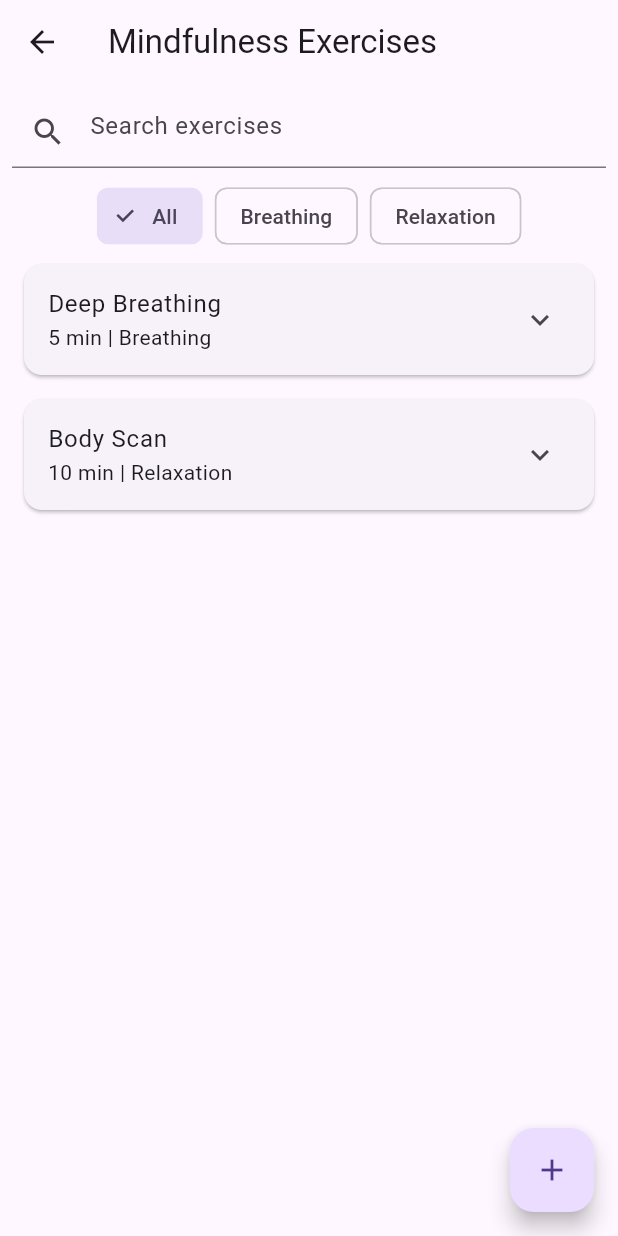
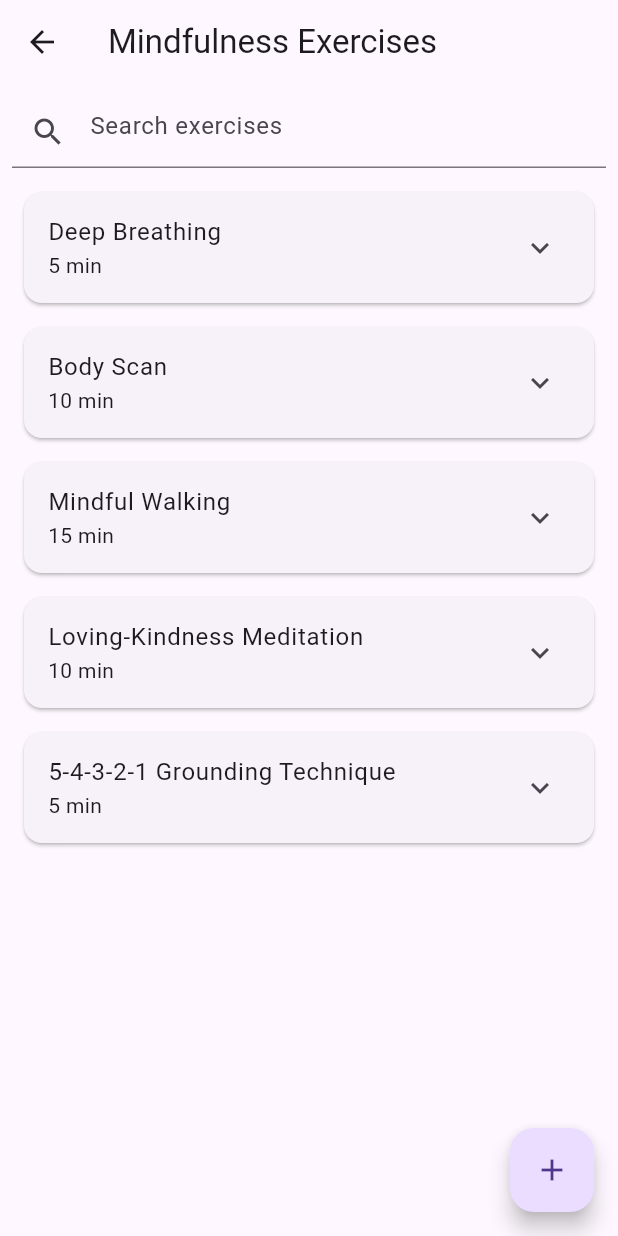
Before and after one commit to JulianH6975/MobileAppProject1, a Flutter app: the screen it shows after launch, after a tap on "Mindfulness", on a phone screen of 412 x 824 dp. Run offline on Flutter 3.47's test engine with Material 3 defaults, Android fonts, the light colour scheme and no system bars; our stand-ins replace shared_preferences; network calls fail.

Commit message:
Add files via upload

```diff
--- a/mobile_app_project_1/lib/home_screen.dart
+++ b/mobile_app_project_1/lib/home_screen.dart
@@ -1,23 +1,34 @@
 import 'package:flutter/material.dart';
+import 'dart:math';
 import 'mindfulness_exercises_screen.dart';
 import 'stress_reduction_techniques_screen.dart';
 import 'daily_affirmations_screen.dart';
 import 'mood_tracking_screen.dart';
 import 'settings_screen.dart';
 
-class HomeScreen extends StatefulWidget {
-  const HomeScreen({Key? key}) : super(key: key);
+class HomeScreen extends StatelessWidget {
+  HomeScreen({Key? key}) : super(key: key);
+
+  final List<String> _affirmations = [
+    'I am capable of achieving great things.',
+    'I choose to be happy and positive today.',
+    'I am worthy of love and respect.',
+    'I embrace new challenges as opportunities for growth.',
+    'I am confident in my abilities.',
+  ];
+
+  String get _randomAffirmation {
+    final random = Random();
+    return _affirmations[random.nextInt(_affirmations.length)];
+  }
 
   @override
-  _HomeScreenState createState() => _HomeScreenState();
-}
+  Widget build(BuildContext context) {
+    final currentAffirmation = _randomAffirmation;
 
-class _HomeScreenState extends State<HomeScreen> {
-  @override
-  Widget build(BuildContext context) {
     return Scaffold(
       appBar: AppBar(
-        title: const Text('Mental Well-being'),
+        title: const Text('Serenity'),
         actions: [
           IconButton(
             icon: const Icon(Icons.settings),
@@ -30,90 +41,66 @@ class _HomeScreenState extends State<HomeScreen> {
           ),
         ],
       ),
-      body: CustomScrollView(
-        slivers: [
-          SliverPadding(
+      body: Center(
+        child: SingleChildScrollView(
+          child: Padding(
             padding: const EdgeInsets.all(16.0),
-            sliver: SliverList(
-              delegate: SliverChildListDelegate([
+            child: Column(
+              mainAxisAlignment: MainAxisAlignment.center,
+              crossAxisAlignment: CrossAxisAlignment.center,
+              children: [
                 const Text(
-                  'Welcome Back!',
+                  'Welcome to Serenity',
                   style: TextStyle(fontSize: 24, fontWeight: FontWeight.bold),
+                  textAlign: TextAlign.center,
                 ),
-                const SizedBox(height: 16),
-                _buildDailyAffirmation(),
                 const SizedBox(height: 24),
-                _buildQuickAccessGrid(),
-                const SizedBox(height: 24),
-                const Text(
-                  'Recent Activities',
-                  style: TextStyle(fontSize: 18, fontWeight: FontWeight.bold),
-                ),
-                const SizedBox(height: 8),
-              ]),
+                _buildDailyAffirmation(currentAffirmation),
+                const SizedBox(height: 32),
+                _buildQuickAccessGrid(context),
+              ],
             ),
           ),
-          SliverPadding(
-            padding: const EdgeInsets.all(16.0),
-            sliver: SliverList(
-              delegate: SliverChildBuilderDelegate(
-                (context, index) {
-                  if (index < 3) {
-                    return ListTile(
-                      title: Text('Activity ${index + 1}'),
-                      subtitle: Text('Description of activity ${index + 1}'),
-                      leading: const Icon(Icons.check_circle),
-                    );
-                  } else if (index == 3) {
-                    return TextButton(
-                      onPressed: () {
-                        // TODO: Implement view all activities
-                      },
-                      child: const Text('View All Activities'),
-                    );
-                  }
-                  return null;
-                },
-                childCount: 4, // 3 activities + 1 "View All" button
-              ),
-            ),
+        ),
+      ),
+    );
+  }
+
+  Widget _buildDailyAffirmation(String affirmation) {
+    return Container(
+      width: double.infinity,
+      padding: const EdgeInsets.all(16),
+      decoration: BoxDecoration(
+        color: Colors.blue.shade100,
+        borderRadius: BorderRadius.circular(8),
+      ),
+      child: Column(
+        crossAxisAlignment: CrossAxisAlignment.center,
+        children: [
+          const Text(
+            'Daily Affirmation',
+            style: TextStyle(fontSize: 18, fontWeight: FontWeight.bold),
+            textAlign: TextAlign.center,
+          ),
+          const SizedBox(height: 8),
+          Text(
+            affirmation,
+            style: const TextStyle(fontSize: 16),
+            textAlign: TextAlign.center,
           ),
         ],
       ),
     );
   }
 
-  Widget _buildDailyAffirmation() {
-    return Container(
-      padding: const EdgeInsets.all(16),
-      decoration: BoxDecoration(
-        color: Colors.blue.shade100,
-        borderRadius: BorderRadius.circular(8),
-      ),
-      child: const Column(
-        crossAxisAlignment: CrossAxisAlignment.start,
-        children: [
-          Text(
-            'Daily Affirmation',
-            style: TextStyle(fontSize: 18, fontWeight: FontWeight.bold),
-          ),
-          SizedBox(height: 8),
-          Text(
-            'I am capable of handling any challenges that come my way.',
-            style: TextStyle(fontSize: 16),
-          ),
-        ],
-      ),
-    );
-  }
-
-  Widget _buildQuickAccessGrid() {
+  Widget _buildQuickAccessGrid(BuildContext context) {
     return LayoutBuilder(builder: (context, constraints) {
       return GridView.builder(
-        gridDelegate: SliverGridDelegateWithFixedCrossAxisCount(
+        gridDelegate: const SliverGridDelegateWithFixedCrossAxisCount(
           crossAxisCount: 2,
-          childAspectRatio:
-              (constraints.maxWidth / 2) / ((constraints.maxWidth / 2) * 0.6),
+          childAspectRatio: 1.2,
+          crossAxisSpacing: 16,
+          mainAxisSpacing: 16,
         ),
         itemCount: 4,
         shrinkWrap: true,
@@ -126,24 +113,28 @@ class _HomeScreenState extends State<HomeScreen> {
                 'Mindfulness',
                 Icons.spa,
                 const MindfulnessExercisesScreen(),
+                context,
               );
             case 1:
               return _buildQuickAccessButton(
                 'Stress Reduction',
                 Icons.favorite,
                 const StressReductionTechniquesScreen(),
+                context,
               );
             case 2:
               return _buildQuickAccessButton(
                 'Daily Affirmations',
                 Icons.format_quote,
                 const DailyAffirmationsScreen(),
+                context,
               );
             case 3:
               return _buildQuickAccessButton(
                 'Mood Tracking',
                 Icons.track_changes,
                 const MoodTrackingScreen(),
+                context,
               );
             default:
               return Container();
@@ -157,6 +148,7 @@ class _HomeScreenState extends State<HomeScreen> {
     String label,
     IconData icon,
     Widget destination,
+    BuildContext context,
   ) {
     return InkWell(
       onTap: () {
@@ -168,6 +160,7 @@ class _HomeScreenState extends State<HomeScreen> {
       child: Container(
         decoration: BoxDecoration(
           border: Border.all(color: Colors.grey[300]!),
+          borderRadius: BorderRadius.circular(8),
         ),
         child: Column(
           mainAxisAlignment: MainAxisAlignment.center,
--- a/mobile_app_project_1/lib/main.dart
+++ b/mobile_app_project_1/lib/main.dart
@@ -6,7 +6,7 @@ void main() {
 }
 
 class MyApp extends StatelessWidget {
-  const MyApp({Key? key}) : super(key: key);
+  const MyApp({super.key});
 
   @override
   Widget build(BuildContext context) {
@@ -15,7 +15,7 @@ class MyApp extends StatelessWidget {
       theme: ThemeData(
         primarySwatch: Colors.blue,
       ),
-      home: const HomeScreen(),
+      home: HomeScreen(),
     );
   }
 }
--- a/mobile_app_project_1/lib/mindfulness_exercises_screen.dart
+++ b/mobile_app_project_1/lib/mindfulness_exercises_screen.dart
@@ -1,7 +1,7 @@
 import 'package:flutter/material.dart';
 
 class MindfulnessExercisesScreen extends StatefulWidget {
-  const MindfulnessExercisesScreen({Key? key}) : super(key: key);
+  const MindfulnessExercisesScreen({super.key});
 
   @override
   _MindfulnessExercisesScreenState createState() =>
@@ -15,7 +15,6 @@ class _MindfulnessExercisesScreenState
       title: 'Deep Breathing',
       description: 'Focus on your breath for 5 minutes.',
       duration: 5,
-      category: 'Breathing',
       steps: [
         'Find a comfortable seated position',
         'Close your eyes and take a deep breath in through your nose',
@@ -23,13 +22,12 @@ class _MindfulnessExercisesScreenState
         'Repeat for 5 minutes',
       ],
       imageUrl:
-          'https://images.unsplash.com/photo-1591343395902-1adcb454c4e2?q=80&w=3087&auto=format&fit=crop&ixlib=rb-4.0.3&ixid=M3wxMjA3fDB8MHxwaG90by1wYWdlfHx8fGVufDB8fHx8fA%3D%3D',
+          'https://images.unsplash.com/photo-1655970580622-4a547789c850?q=80&w=2974&auto=format&fit=crop&ixlib=rb-4.0.3&ixid=M3wxMjA3fDB8MHxwaG90by1wYWdlfHx8fGVufDB8fHx8fA%3D%3D',
     ),
     MindfulnessExercise(
       title: 'Body Scan',
       description: 'Gradually focus on each part of your body.',
       duration: 10,
-      category: 'Relaxation',
       steps: [
         'Lie down on your back',
         'Close your eyes and take a few deep breaths',
@@ -40,11 +38,51 @@ class _MindfulnessExercisesScreenState
       imageUrl:
           'https://images.pexels.com/photos/3760526/pexels-photo-3760526.jpeg?auto=compress&cs=tinysrgb&w=1260&h=750&dpr=2',
     ),
+    MindfulnessExercise(
+      title: 'Mindful Walking',
+      description: 'Practice mindfulness while walking.',
+      duration: 15,
+      steps: [
+        'Find a quiet place to walk',
+        'Start walking at a slow, comfortable pace',
+        'Focus on the sensation of your feet touching the ground',
+        'Notice the movement of your legs and body',
+        'If your mind wanders, gently bring it back to the walking',
+      ],
+      imageUrl:
+          'https://images.unsplash.com/photo-1639391302869-9e3b130487cd?q=80&w=3008&auto=format&fit=crop&ixlib=rb-4.0.3&ixid=M3wxMjA3fDB8MHxwaG90by1wYWdlfHx8fGVufDB8fHx8fA%3D%3D',
+    ),
+    MindfulnessExercise(
+      title: 'Loving-Kindness Meditation',
+      description: 'Cultivate feelings of love and compassion.',
+      duration: 10,
+      steps: [
+        'Sit comfortably and close your eyes',
+        'Think of someone you care about',
+        'Silently repeat: "May you be happy, may you be healthy, may you be safe"',
+        'Extend these wishes to yourself',
+        'Gradually extend to others, including strangers and all beings',
+      ],
+      imageUrl:
+          'https://images.unsplash.com/photo-1602192509154-0b900ee1f851?q=80&w=2970&auto=format&fit=crop&ixlib=rb-4.0.3&ixid=M3wxMjA3fDB8MHxwaG90by1wYWdlfHx8fGVufDB8fHx8fA%3D%3D',
+    ),
+    MindfulnessExercise(
+      title: '5-4-3-2-1 Grounding Technique',
+      description: 'Use your senses to ground yourself in the present moment.',
+      duration: 5,
+      steps: [
+        'Look around and name 5 things you can see',
+        'Name 4 things you can touch',
+        'Name 3 things you can hear',
+        'Name 2 things you can smell',
+        'Name 1 thing you can taste',
+      ],
+      imageUrl: 'https://i.ytimg.com/vi/30VMIEmA114/maxresdefault.jpg',
+    ),
   ];
 
   List<MindfulnessExercise> filteredExercises = [];
   String searchQuery = '';
-  String selectedCategory = 'All';
 
   @override
   void initState() {
@@ -61,7 +99,6 @@ class _MindfulnessExercisesScreenState
       body: Column(
         children: [
           _buildSearchBar(),
-          _buildCategoryFilter(),
           Expanded(
             child: ListView.builder(
               itemCount: filteredExercises.length,
@@ -97,40 +134,12 @@ class _MindfulnessExercisesScreenState
     );
   }
 
-  Widget _buildCategoryFilter() {
-    Set<String> categories = {'All', ...exercises.map((e) => e.category)};
-    return SingleChildScrollView(
-      scrollDirection: Axis.horizontal,
-      child: Row(
-        children: categories.map((category) {
-          return Padding(
-            padding: const EdgeInsets.symmetric(horizontal: 4.0),
-            child: ChoiceChip(
-              label: Text(category),
-              selected: selectedCategory == category,
-              onSelected: (selected) {
-                setState(() {
-                  selectedCategory = category;
-                  _filterExercises();
-                });
-              },
-            ),
-          );
-        }).toList(),
-      ),
-    );
-  }
-
   void _filterExercises() {
     filteredExercises = exercises.where((exercise) {
-      bool matchesSearch =
-          exercise.title.toLowerCase().contains(searchQuery.toLowerCase()) ||
-              exercise.description
-                  .toLowerCase()
-                  .contains(searchQuery.toLowerCase());
-      bool matchesCategory =
-          selectedCategory == 'All' || exercise.category == selectedCategory;
-      return matchesSearch && matchesCategory;
+      return exercise.title.toLowerCase().contains(searchQuery.toLowerCase()) ||
+          exercise.description
+              .toLowerCase()
+              .contains(searchQuery.toLowerCase());
     }).toList();
   }
 
@@ -139,7 +148,7 @@ class _MindfulnessExercisesScreenState
       margin: const EdgeInsets.symmetric(horizontal: 16, vertical: 8),
       child: ExpansionTile(
         title: Text(exercise.title),
-        subtitle: Text('${exercise.duration} min | ${exercise.category}'),
+        subtitle: Text('${exercise.duration} min'),
         children: [
           Padding(
             padding: const EdgeInsets.all(16.0),
@@ -151,7 +160,7 @@ class _MindfulnessExercisesScreenState
                 if (exercise.imageUrl.isNotEmpty)
                   Image.network(
                     exercise.imageUrl,
-                    height: 150,
+                    height: 180,
                     width: double.infinity,
                     fit: BoxFit.cover,
                   ),
@@ -211,8 +220,7 @@ class _MindfulnessExercisesScreenState
         TextEditingController(text: exercise?.description ?? '');
     final durationController =
         TextEditingController(text: exercise?.duration.toString() ?? '');
-    final categoryController =
-        TextEditingController(text: exercise?.category ?? '');
+
     final stepsController =
         TextEditingController(text: exercise?.steps.join('\n') ?? '');
     final imageUrlController =
@@ -242,10 +250,6 @@ class _MindfulnessExercisesScreenState
                   keyboardType: TextInputType.number,
                 ),
                 TextField(
-                  controller: categoryController,
-                  decoration: const InputDecoration(labelText: 'Category'),
-                ),
-                TextField(
                   controller: stepsController,
                   decoration:
                       const InputDecoration(labelText: 'Steps (one per line)'),
@@ -269,7 +273,6 @@ class _MindfulnessExercisesScreenState
                   title: titleController.text,
                   description: descriptionController.text,
                   duration: int.tryParse(durationController.text) ?? 0,
-                  category: categoryController.text,
                   steps: stepsController.text.split('\n'),
                   imageUrl: imageUrlController.text,
                 );
@@ -308,7 +311,6 @@ class MindfulnessExercise {
   final String title;
   final String description;
   final int duration;
-  final String category;
   final List<String> steps;
   final String imageUrl;
 
@@ -316,7 +318,6 @@ class MindfulnessExercise {
     required this.title,
     required this.description,
     required this.duration,
-    required this.category,
     required this.steps,
     required this.imageUrl,
   });
@@ -325,8 +326,7 @@ class MindfulnessExercise {
 class ExerciseProgressScreen extends StatefulWidget {
   final MindfulnessExercise exercise;
 
-  const ExerciseProgressScreen({Key? key, required this.exercise})
-      : super(key: key);
+  const ExerciseProgressScreen({super.key, required this.exercise});
 
   @override
   _ExerciseProgressScreenState createState() => _ExerciseProgressScreenState();
```
Also changed, not shown: mobile_app_project_1/lib/activity_storage.dart (added, +71 -0 lines), mobile_app_project_1/lib/daily_affirmations_screen.dart (+56 -196 lines), mobile_app_project_1/lib/settings_screen.dart (+0 -34 lines).
